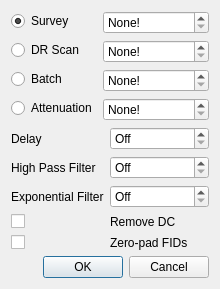
Qt form loadbatchdialog.ui (kncrabtree/qtftm) before a commit.
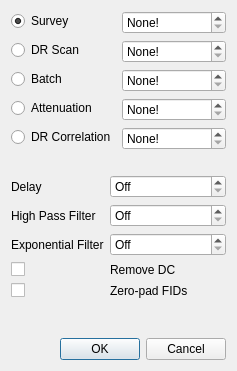
The same form after that commit.

Commit message: Incorporated DR Corr into wizard; initial testing

What changed in the file:
```diff
--- a/loadbatchdialog.ui
+++ b/loadbatchdialog.ui
@@ -6,8 +6,8 @@
    <rect>
     <x>0</x>
     <y>0</y>
-    <width>220</width>
-    <height>269</height>
+    <width>237</width>
+    <height>371</height>
    </rect>
   </property>
   <property name="windowTitle">
@@ -126,6 +126,26 @@
        </property>
       </widget>
      </item>
+     <item row="4" column="0">
+      <widget class="QRadioButton" name="drCorrButton">
+       <property name="text">
+        <string>DR Correlation</string>
+       </property>
+      </widget>
+     </item>
+     <item row="4" column="1">
+      <widget class="QSpinBox" name="drCorrSpinBox">
+       <property name="sizePolicy">
+        <sizepolicy hsizetype="MinimumExpanding" vsizetype="Fixed">
+         <horstretch>0</horstretch>
+         <verstretch>0</verstretch>
+        </sizepolicy>
+       </property>
+       <property name="specialValueText">
+        <string>None!</string>
+       </property>
+      </widget>
+     </item>
     </layout>
    </item>
    <item>
```
The commit also changes 24 other files.
